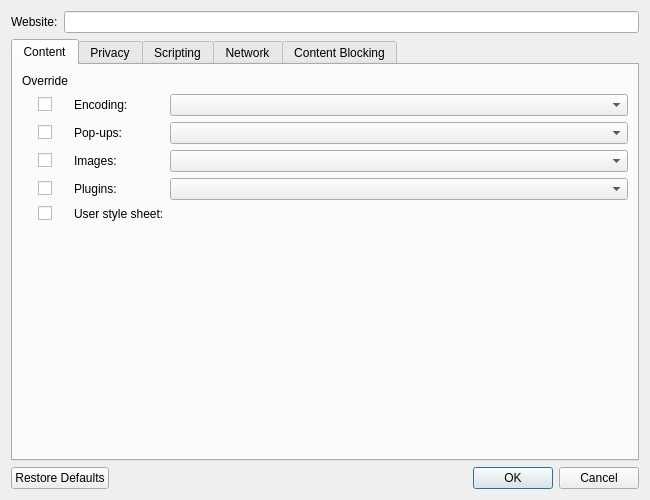
OtterBrowser/otter-browser, file src/ui/WebsitePreferencesDialog.ui: the form before one commit.
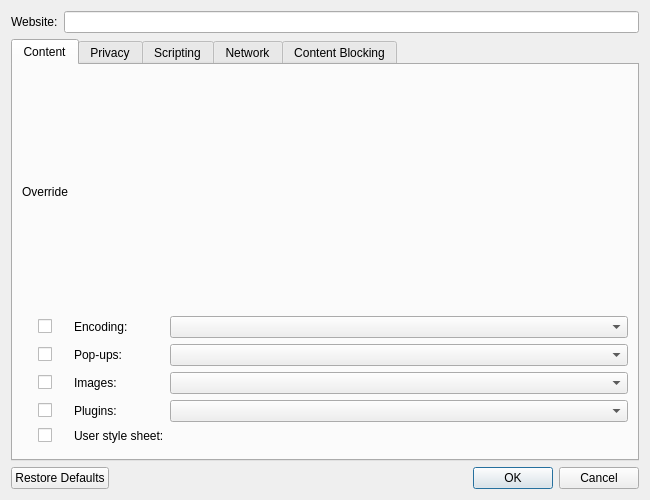
The form after the commit. Custom widgets are drawn as their Qt base class.

Commit message: Set missing buddies and drop useless size hints

What changed in the file:
```diff
--- a/src/ui/WebsitePreferencesDialog.ui
+++ b/src/ui/WebsitePreferencesDialog.ui
@@ -132,12 +132,6 @@
          <property name="orientation">
           <enum>Qt::Vertical</enum>
          </property>
-         <property name="sizeHint" stdset="0">
-          <size>
-           <width>0</width>
-           <height>40</height>
-          </size>
-         </property>
         </spacer>
        </item>
        <item row="1" column="0" alignment="Qt::AlignHCenter">
```
Left out of the diff: 21 changed lines with no effect on the pictures.
